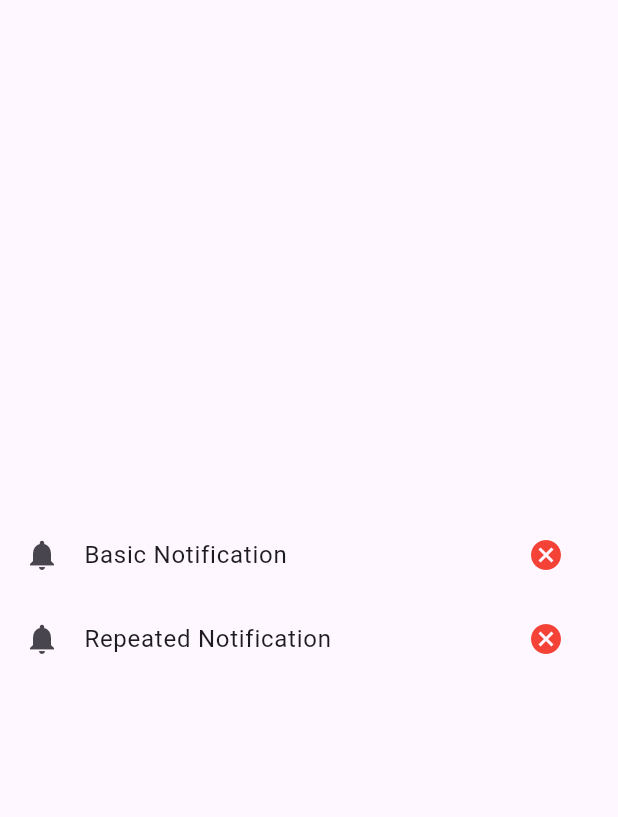
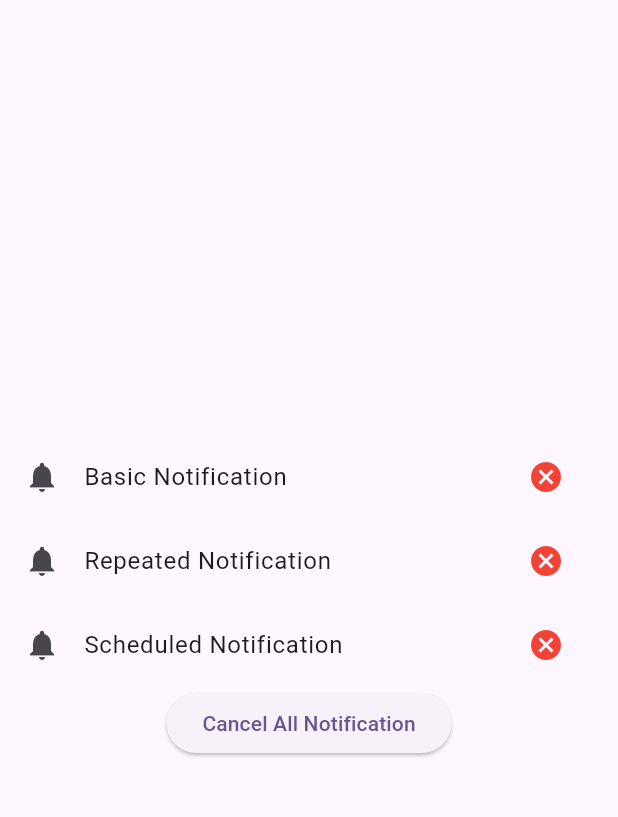
Before and after one commit to MahmoudDabour1/local_notification, a Flutter app: the screen it shows after launch, after a tap on "Basic Notification", on a phone screen of 412 x 824 dp, the part 63-880 px from its top. Run offline on Flutter 3.47's test engine with Material 3 defaults, Android fonts, the light colour scheme and no system bars; our stand-ins replace flutter_local_notifications, flutter_timezone, timezone.

Commit message:
- finish scheduled notification and custom sound

```diff
--- a/lib/local_notification_service.dart
+++ b/lib/local_notification_service.dart
@@ -1,8 +1,11 @@
 import 'package:flutter_local_notifications/flutter_local_notifications.dart';
+import 'package:flutter_timezone/flutter_timezone.dart';
+import 'package:timezone/data/latest.dart' as tz;
+import 'package:timezone/timezone.dart' as tz;
 
 class LocalNotificationService {
-  static final FlutterLocalNotificationsPlugin
-      _flutterLocalNotificationsPlugin = FlutterLocalNotificationsPlugin();
+  static final FlutterLocalNotificationsPlugin flutterLocalNotificationsPlugin =
+      FlutterLocalNotificationsPlugin();
 
   static onTap(NotificationResponse notificationResponse) {}
 
@@ -13,29 +16,32 @@ class LocalNotificationService {
         InitializationSettings(
       android: initializationSettingsAndroid,
     );
-    await _flutterLocalNotificationsPlugin.initialize(
+    await flutterLocalNotificationsPlugin.initialize(
       initializationSettings,
       onDidReceiveNotificationResponse: onTap,
       onDidReceiveBackgroundNotificationResponse: onTap,
     );
   }
 
-  static Future<void> showNotification({
+// Basic notification
+  static Future<void> showBasicNotification({
     required String title,
     required String body,
   }) async {
-    const AndroidNotificationDetails androidPlatformChannelSpecifics =
+    AndroidNotificationDetails androidPlatformChannelSpecifics =
         AndroidNotificationDetails(
       'your channel id',
       'your channel name',
       icon: '@mipmap/ic_launcher',
       importance: Importance.max,
       priority: Priority.high,
+      sound: RawResourceAndroidNotificationSound(
+          'sound.mp3'.split('.')[0]),
     );
 
-    const NotificationDetails details =
+     NotificationDetails details =
         NotificationDetails(android: androidPlatformChannelSpecifics);
-    await _flutterLocalNotificationsPlugin.show(
+    await flutterLocalNotificationsPlugin.show(
       0,
       title,
       body,
@@ -44,13 +50,14 @@ class LocalNotificationService {
     );
   }
 
+// Repeated notification
   static Future<void> showRepeatedNotification({
     required String title,
     required String body,
   }) async {
     const AndroidNotificationDetails androidPlatformChannelSpecifics =
         AndroidNotificationDetails(
-      '2',
+      '1',
       'Repeated name',
       icon: '@mipmap/ic_launcher',
       importance: Importance.max,
@@ -59,7 +66,7 @@ class LocalNotificationService {
 
     const NotificationDetails details =
         NotificationDetails(android: androidPlatformChannelSpecifics);
-    await _flutterLocalNotificationsPlugin.periodicallyShow(
+    await flutterLocalNotificationsPlugin.periodicallyShow(
       1,
       title,
       body,
@@ -70,7 +77,44 @@ class LocalNotificationService {
     );
   }
 
-  static void cancelNotification(int id) async{
-   await  _flutterLocalNotificationsPlugin.cancel(id);
+  // Scheduled notification
+  static Future<void> showScheduledNotification({
+    required String title,
+    required String body,
+  }) async {
+    const AndroidNotificationDetails androidPlatformChannelSpecifics =
+        AndroidNotificationDetails(
+      '2',
+      'Scheduled name',
+      icon: '@mipmap/ic_launcher',
+      importance: Importance.max,
+      priority: Priority.high,
+    );
+
+    const NotificationDetails details =
+        NotificationDetails(android: androidPlatformChannelSpecifics);
+
+    tz.initializeTimeZones();
+    final String currentTimeZone = await FlutterTimezone.getLocalTimezone();
+    tz.setLocalLocation(tz.getLocation(currentTimeZone));
+
+    final tz.TZDateTime scheduledDate = tz.TZDateTime.now(tz.local).add(
+      const Duration(seconds: 5), // Schedule 5 seconds from now
+    );
+
+    await flutterLocalNotificationsPlugin.zonedSchedule(
+      2,
+      title,
+      body,
+      scheduledDate,
+      details,
+      uiLocalNotificationDateInterpretation:
+          UILocalNotificationDateInterpretation.absoluteTime,
+      androidScheduleMode: AndroidScheduleMode.exact,
+    );
+  }
+
+  static void cancelNotification(int id) async {
+    await flutterLocalNotificationsPlugin.cancel(id);
   }
 }
--- a/lib/main.dart
+++ b/lib/main.dart
@@ -37,9 +37,10 @@
         child: Column(
           mainAxisAlignment: MainAxisAlignment.center,
           children: [
+            //basic notification
             ListTile(
               onTap: () {
-                LocalNotificationService.showNotification(
+                LocalNotificationService.showBasicNotification(
                     title: "Hello",
                     body: "Welcome to the Local Notification Example");
               },
@@ -55,6 +56,7 @@
                 ),
               ),
             ),
+            //repeated notification
             ListTile(
               onTap: () {
                 LocalNotificationService.showRepeatedNotification(
@@ -73,6 +75,31 @@
                 ),
               ),
             ),
+            //Scheduled notification
+            ListTile(
+              onTap: () {
+                LocalNotificationService.showScheduledNotification(
+                    title: "ScheduledHello",
+                    body: "Welcome to the Local Notification Example");
+              },
+              leading: Icon(Icons.notifications),
+              title: const Text('Scheduled Notification'),
+              trailing: IconButton(
+                onPressed: () {
+                  LocalNotificationService.cancelNotification(2);
+                },
+                icon: Icon(
+                  Icons.cancel,
+                  color: Colors.red,
+                ),
+              ),
+            ),
+            //cancel all notification
+            ElevatedButton(
+                onPressed: () {
+                  LocalNotificationService.flutterLocalNotificationsPlugin
+                      .cancelAll();
+                }, child: Text("Cancel All Notification")),
           ],
         ),
       ),
```
Also changed, not shown: pubspec.yaml (+4 -4 lines), pubspec.lock, 7 other files.
